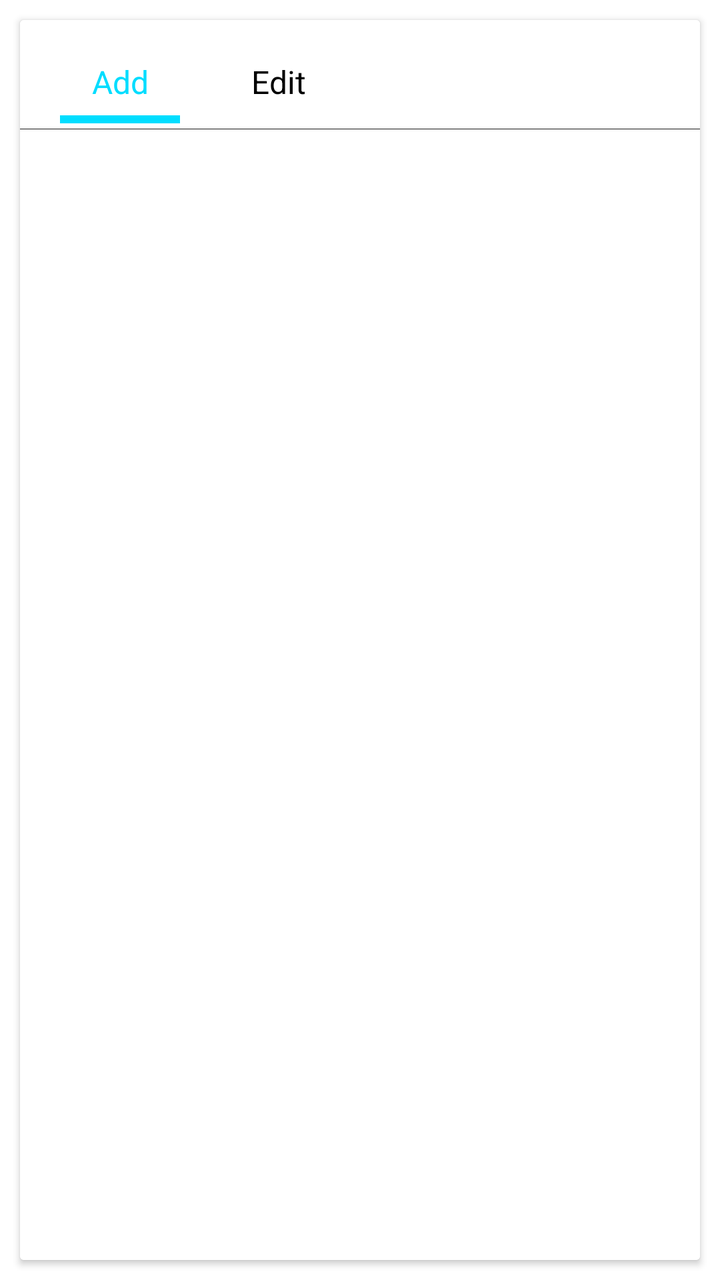
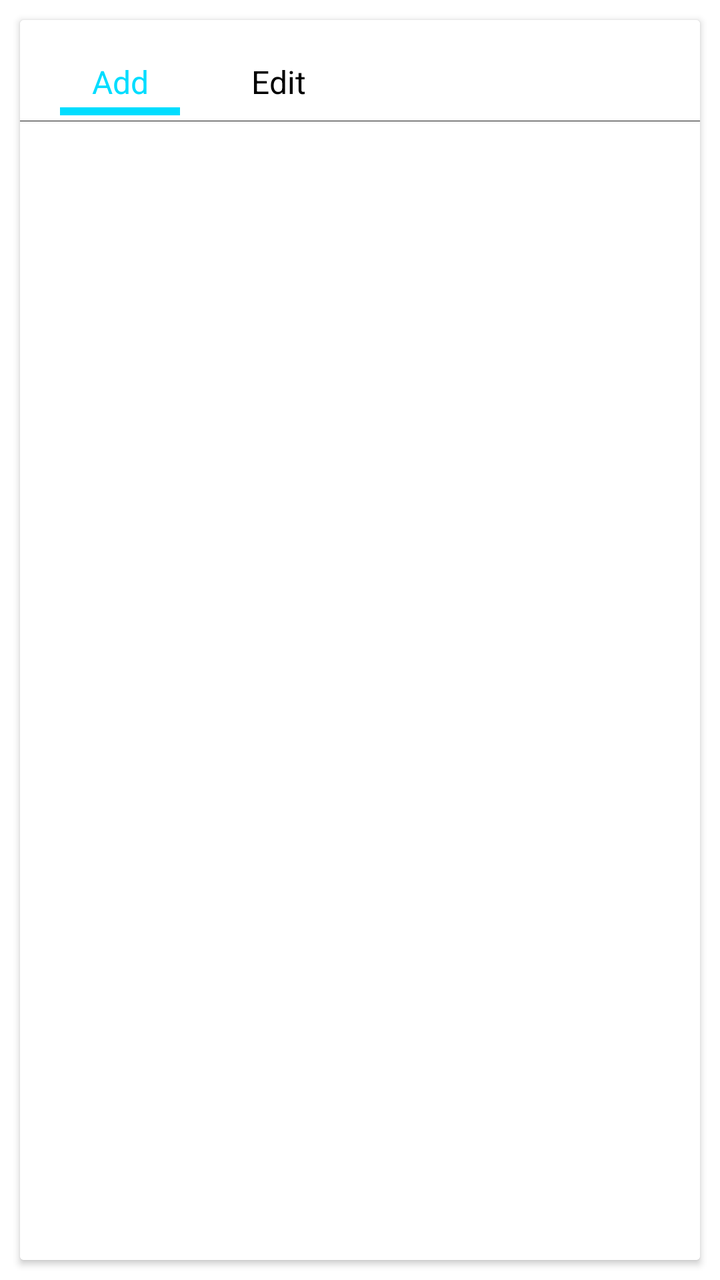

Compare the two renders of this Android layout. The source of the first and the diff that turns it into the second are given below.
<!-- AndroidManifest.xml: application theme Theme.Master -->
<!-- res/layout/products_edit.xml -->
<?xml version="1.0" encoding="utf-8"?>
<androidx.constraintlayout.widget.ConstraintLayout xmlns:android="http://schemas.android.com/apk/res/android"
    xmlns:app="http://schemas.android.com/apk/res-auto"
    xmlns:tools="http://schemas.android.com/tools"
    android:layout_width="match_parent"
    android:layout_height="match_parent">

    <androidx.cardview.widget.CardView
        android:layout_width="0dp"
        android:layout_height="0dp"
        android:layout_marginStart="10dp"
        android:layout_marginTop="10dp"
        android:layout_marginEnd="10dp"
        android:layout_marginBottom="10dp"
        app:layout_constraintBottom_toBottomOf="parent"
        app:layout_constraintEnd_toEndOf="parent"
        app:layout_constraintStart_toStartOf="parent"
        app:layout_constraintTop_toTopOf="parent">

        <androidx.constraintlayout.widget.ConstraintLayout
            android:layout_width="match_parent"
            android:layout_height="match_parent"
            android:background="@color/white">

            <TextView
                android:id="@+id/user_qr_code"
                android:layout_width="60dp"
                android:layout_height="wrap_content"
                android:layout_marginStart="20dp"
                android:layout_marginTop="20dp"
                android:gravity="center"
                android:text="Add"
                android:textColor="#00ddff"
                android:textSize="16sp"
                app:layout_constraintStart_toStartOf="parent"
                app:layout_constraintTop_toTopOf="parent" />

            <TextView
                android:id="@+id/user_faqs"
                android:layout_width="60dp"
                android:layout_height="wrap_content"
                android:layout_marginTop="20dp"
                android:layout_marginEnd="162dp"
                android:gravity="center"
                android:text="Edit"
                android:textColor="@color/black"
                android:textSize="16sp"
                app:layout_constraintEnd_toEndOf="parent"
                app:layout_constraintStart_toEndOf="@+id/user_qr_code"
                app:layout_constraintTop_toTopOf="parent" />

            <TextView
                android:id="@+id/lit_qr"
                android:layout_width="60dp"
                android:layout_height="4dp"
                android:layout_marginStart="20dp"
                android:layout_marginTop="10dp"
                android:layout_marginBottom="6dp"
                android:background="#00ddff"
                android:text="qr code"
                android:textSize="18dp"
                app:layout_constraintBottom_toTopOf="@+id/divider2"
                app:layout_constraintStart_toStartOf="parent"
                app:layout_constraintTop_toBottomOf="@+id/user_qr_code" />

            <TextView
                android:id="@+id/lit_faqs"
                android:layout_width="60dp"
                android:layout_height="4dp"
                android:layout_marginEnd="162dp"
                android:layout_marginBottom="6dp"
                android:text="faqs"
                android:textSize="18dp"
                app:layout_constraintBottom_toTopOf="@+id/divider2"
                app:layout_constraintEnd_toEndOf="parent"
                app:layout_constraintStart_toEndOf="@+id/lit_qr" />

            <FrameLayout
                android:id="@+id/main_profile"
                android:layout_width="0dp"
                android:layout_height="0dp"
                android:layout_marginTop="10dp"
                android:elevation="4dp"
                app:layout_constraintBottom_toBottomOf="parent"
                app:layout_constraintEnd_toEndOf="parent"
                app:layout_constraintStart_toStartOf="parent"
                app:layout_constraintTop_toBottomOf="@+id/lit_qr"
                tools:ignore="MissingConstraints" />

            <View
                android:id="@+id/divider2"
                android:layout_width="378dp"
                android:layout_height="1dp"
                android:layout_marginBottom="7dp"
                android:background="?android:attr/panelFullBackground"
                app:layout_constraintBottom_toTopOf="@+id/main_profile"
                app:layout_constraintEnd_toEndOf="parent"
                app:layout_constraintStart_toStartOf="parent" />

        </androidx.constraintlayout.widget.ConstraintLayout>
    </androidx.cardview.widget.CardView>
</androidx.constraintlayout.widget.ConstraintLayout>
<!-- resources referenced by this layout -->
<resources>
  <color name="black">#FF000000</color>
  <color name="white">#FFFFFFFF</color>
  <style name="Theme.Master" parent="Theme.MaterialComponents.DayNight.DarkActionBar">
          
          <item name="colorPrimary">@color/purple_500</item>
          <item name="colorPrimaryVariant">@color/purple_700</item>
          <item name="colorOnPrimary">@color/white</item>
          
          <item name="colorSecondary">@color/teal_200</item>
          <item name="colorSecondaryVariant">@color/teal_700</item>
          <item name="colorOnSecondary">@color/black</item>
          
          <item name="android:statusBarColor">?attr/colorPrimaryVariant</item>
          
      </style>
  <color name="purple_500">#FF6200EE</color>
  <color name="purple_700">#FF3700B3</color>
  <color name="teal_200">#FF03DAC5</color>
  <color name="teal_700">#FF018786</color>
</resources>

<!-- the commit's change to res/layout/products_edit.xml (unified diff, before → after) -->
@@ -54,8 +54,8 @@
                 android:layout_width="60dp"
                 android:layout_height="4dp"
                 android:layout_marginStart="20dp"
-                android:layout_marginTop="10dp"
-                android:layout_marginBottom="6dp"
+                android:layout_marginTop="2dp"
+                android:layout_marginBottom="2dp"
                 android:background="#00ddff"
                 android:text="qr code"
                 android:textSize="18dp"
@@ -67,19 +67,21 @@
                 android:id="@+id/lit_faqs"
                 android:layout_width="60dp"
                 android:layout_height="4dp"
+                android:layout_marginTop="2dp"
                 android:layout_marginEnd="162dp"
-                android:layout_marginBottom="6dp"
+                android:layout_marginBottom="2dp"
                 android:text="faqs"
                 android:textSize="18dp"
                 app:layout_constraintBottom_toTopOf="@+id/divider2"
                 app:layout_constraintEnd_toEndOf="parent"
-                app:layout_constraintStart_toEndOf="@+id/lit_qr" />
+                app:layout_constraintStart_toEndOf="@+id/lit_qr"
+                app:layout_constraintTop_toBottomOf="@+id/user_faqs" />
 
             <FrameLayout
                 android:id="@+id/main_profile"
                 android:layout_width="0dp"
                 android:layout_height="0dp"
-                android:layout_marginTop="10dp"
+                android:layout_marginTop="8dp"
                 android:elevation="4dp"
                 app:layout_constraintBottom_toBottomOf="parent"
                 app:layout_constraintEnd_toEndOf="parent"
@@ -91,7 +93,7 @@
                 android:id="@+id/divider2"
                 android:layout_width="378dp"
                 android:layout_height="1dp"
-                android:layout_marginBottom="7dp"
+                android:layout_marginBottom="5dp"
                 android:background="?android:attr/panelFullBackground"
                 app:layout_constraintBottom_toTopOf="@+id/main_profile"
                 app:layout_constraintEnd_toEndOf="parent"
